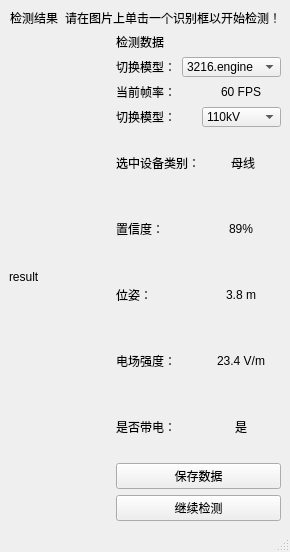
First picture: the form in src/yolov8qt/ui/mainwindow.ui, repository Ultraman-Leo-7/yoloqt_ws, before the edit.
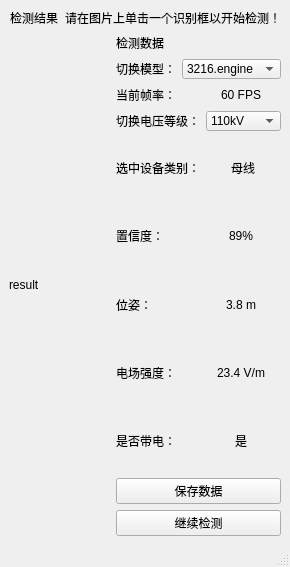
Second picture: the form after the edit. Custom widgets are drawn as their Qt base class.

Commit message: 修改ui

What changed in the file:
```diff
--- a/src/yolov8qt/ui/mainwindow.ui
+++ b/src/yolov8qt/ui/mainwindow.ui
@@ -7,7 +7,7 @@
     <x>0</x>
     <y>0</y>
     <width>290</width>
-    <height>539</height>
+    <height>567</height>
    </rect>
   </property>
   <property name="windowTitle">
@@ -147,7 +147,7 @@
              </size>
             </property>
             <property name="text">
-             <string>切换模型：</string>
+             <string>切换电压等级：</string>
             </property>
            </widget>
           </item>
```
